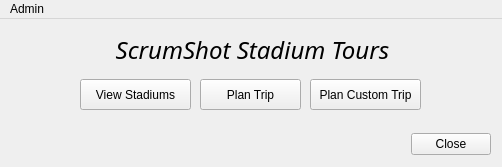
First picture: the form in StadiumTripPlanner.ui, repository PachowStudios/CS1D-Second-Project, before the edit.
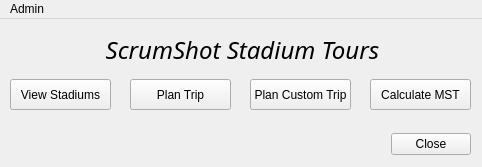
Second picture: the form after the edit.

Patch:
```diff
--- a/StadiumTripPlanner.ui
+++ b/StadiumTripPlanner.ui
@@ -6,7 +6,7 @@
    <rect>
     <x>0</x>
     <y>0</y>
-    <width>502</width>
+    <width>482</width>
     <height>167</height>
    </rect>
   </property>
@@ -23,9 +23,9 @@
    <widget class="QDialogButtonBox" name="buttons">
     <property name="geometry">
      <rect>
-      <x>10</x>
+      <x>20</x>
       <y>110</y>
-      <width>481</width>
+      <width>451</width>
       <height>31</height>
      </rect>
     </property>
@@ -44,7 +44,7 @@
      <rect>
       <x>12</x>
       <y>15</y>
-      <width>481</width>
+      <width>461</width>
       <height>31</height>
      </rect>
     </property>
@@ -78,9 +78,9 @@
    <widget class="QPushButton" name="viewStadiumsButton">
     <property name="geometry">
      <rect>
-      <x>80</x>
+      <x>10</x>
       <y>60</y>
-      <width>111</width>
+      <width>101</width>
       <height>31</height>
      </rect>
     </property>
@@ -91,7 +91,7 @@
    <widget class="QPushButton" name="planTripButton">
     <property name="geometry">
      <rect>
-      <x>200</x>
+      <x>130</x>
       <y>60</y>
       <width>101</width>
       <height>31</height>
@@ -104,9 +104,9 @@
    <widget class="QPushButton" name="planCustomTripButton">
     <property name="geometry">
      <rect>
-      <x>310</x>
+      <x>250</x>
       <y>60</y>
-      <width>111</width>
+      <width>101</width>
       <height>31</height>
      </rect>
     </property>
@@ -114,13 +114,26 @@
      <string>Plan Custom Trip</string>
     </property>
    </widget>
+   <widget class="QPushButton" name="calculateMstButton">
+    <property name="geometry">
+     <rect>
+      <x>370</x>
+      <y>60</y>
+      <width>101</width>
+      <height>31</height>
+     </rect>
+    </property>
+    <property name="text">
+     <string>Calculate MST</string>
+    </property>
+   </widget>
   </widget>
   <widget class="QMenuBar" name="menuBar">
    <property name="geometry">
     <rect>
      <x>0</x>
      <y>0</y>
-     <width>502</width>
+     <width>482</width>
      <height>21</height>
     </rect>
    </property>
```
Left out of the diff: 9 changed lines with no effect on the pictures.
